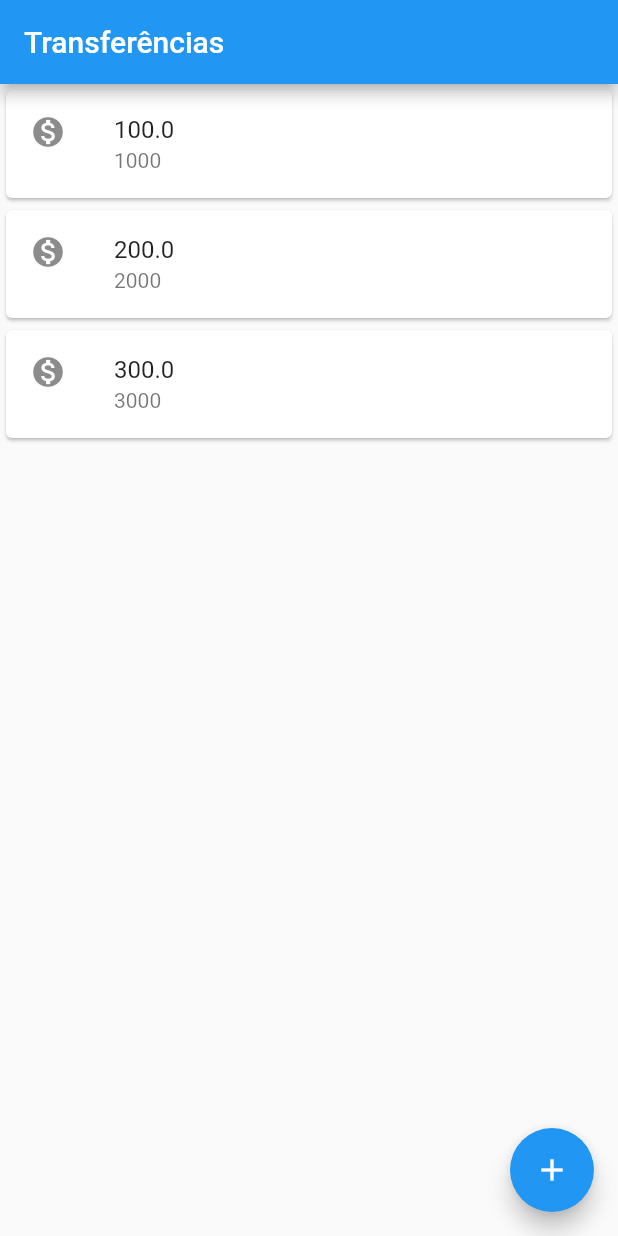
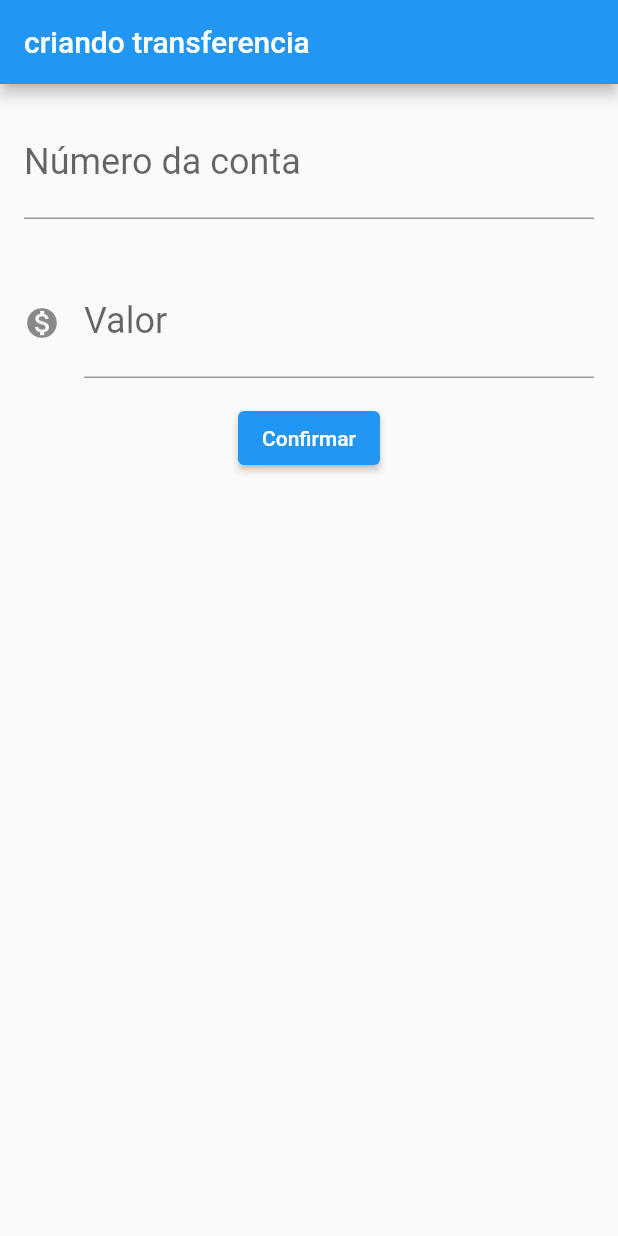
Before and after one commit to karlgama/flutter-bytebank, a Flutter app: the screen it shows after launch, on a phone screen of 412 x 824 dp. Run offline on Flutter 3.47's test engine with Material 2 defaults, Android fonts, the phone set to English and light mode, and no system bars.

Commit message:
criando transferencia

```diff
--- a/lib/main.dart
+++ b/lib/main.dart
@@ -1,28 +1,83 @@
 import 'package:flutter/material.dart';
 
-void main() => runApp(MaterialApp(
+void main() => runApp(BytebankApp());
+
+class FormularioTransferencia extends StatelessWidget {
+  @override
+  Widget build(BuildContext buildContext) {
+    return Scaffold(
+      appBar: AppBar(
+        title: Text('criando transferencia'),
+      ),
+      body: Column(
+        children: <Widget>[
+          Padding(
+            padding: const EdgeInsets.all(16.0),
+            child: TextField(
+              style: TextStyle(
+                fontSize: 24.0,
+              ),
+              decoration: InputDecoration(
+                labelText: 'Número da conta',
+                hintText: '0000',
+              ),
+              keyboardType: TextInputType.number,
+            ),
+          ),
+          Padding(
+            padding: const EdgeInsets.all(16.0),
+            child: TextField(
+              style: TextStyle(
+                fontSize: 24.0,
+              ),
+              decoration: InputDecoration(
+                icon: Icon(Icons.monetization_on),
+                labelText: 'Valor',
+                hintText: '0.00',
+              ),
+              keyboardType: TextInputType.number,
+            ),
+          ),
+          ElevatedButton(
+            child: Text('Confirmar'),
+            onPressed: () => {},
+          ),
+        ],
+      ),
+    );
+  }
+}
+
+class BytebankApp extends StatelessWidget {
+  @override
+  Widget build(BuildContext context) {
+    return (MaterialApp(
       home: Scaffold(
-        body: ListaTransferencias(),
-        appBar: AppBar(
-          title: Text("Transferências"),
-        ),
-        floatingActionButton: FloatingActionButton(
-          child: Icon(Icons.add),
-          onPressed: () {},
-        ),
+        body: FormularioTransferencia(),
       ),
     ));
+  }
+}
 
 class ListaTransferencias extends StatelessWidget {
   @override
   Widget build(BuildContext context) {
-    return (Column(
-      children: <Widget>[
-        ItemTransferencia(Transferencia(100.0, 1000)),
-        ItemTransferencia(Transferencia(200.0, 2000)),
-        ItemTransferencia(Transferencia(300.0, 3000)),
-      ],
-    ));
+    return Scaffold(
+      appBar: AppBar(
+        title: Text("Transferências"),
+      ),
+      body: Column(
+        children: <Widget>[
+          ItemTransferencia(Transferencia(100.0, 1000)),
+          ItemTransferencia(Transferencia(200.0, 2000)),
+          ItemTransferencia(Transferencia(300.0, 3000)),
+        ],
+      ),
+      floatingActionButton: FloatingActionButton(
+        child: Icon(Icons.add),
+        onPressed: () {},
+      ),
+    );
   }
 }
 
```
